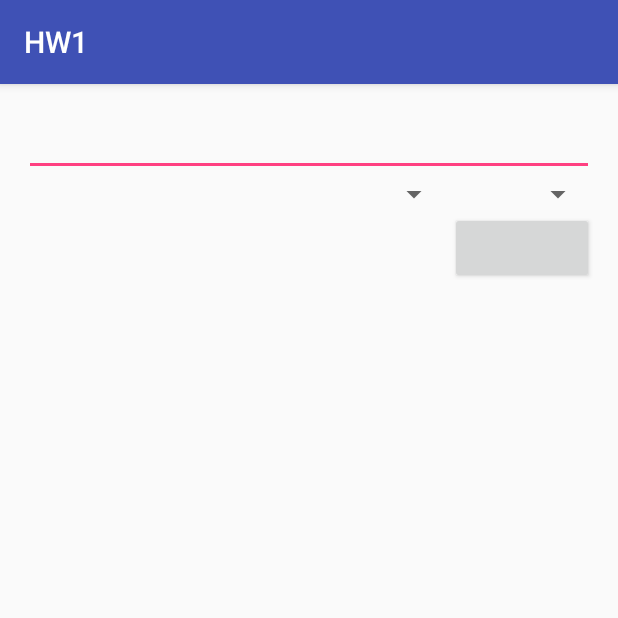
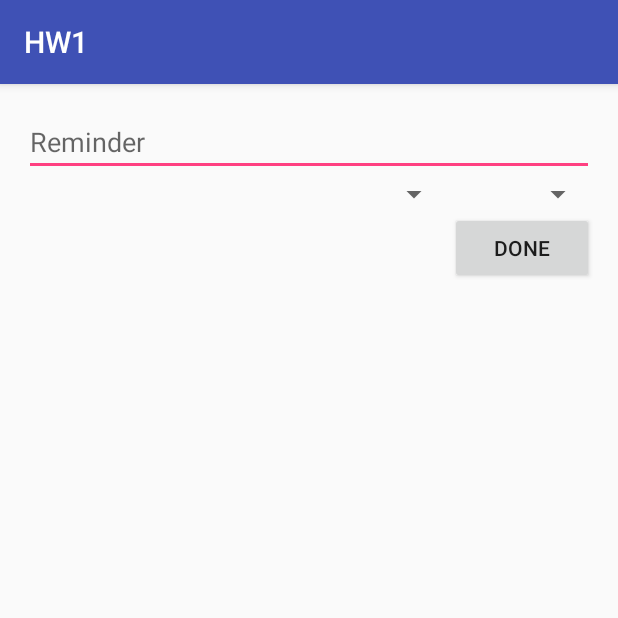
Before and after one commit to MeronKot/HW1_git, an Android app: the screen it shows after launch (MainActivity), on a phone screen of 412 x 824 dp, the top half of it. Run offline under Robolectric (Android 15) with nearby library versions, the phone set to English and light mode, and no system bars.

Commit message:
Add done func onClick

```diff
--- a/app/src/main/AndroidManifest.xml
+++ b/app/src/main/AndroidManifest.xml
@@ -15,6 +15,7 @@
                 <category android:name="android.intent.category.LAUNCHER" />
             </intent-filter>
         </activity>
+        <activity android:name=".DisplayMessageActivity"></activity>
     </application>
 
 </manifest>
--- a/app/src/main/res/layout/activity_main.xml
+++ b/app/src/main/res/layout/activity_main.xml
@@ -33,7 +33,9 @@
         android:layout_height="wrap_content"
         android:layout_below="@id/times"
         android:layout_alignParentRight="true"
-        android:text="@string/done"/>
+        android:text="@string/done"
+        android:onClick="done"/>
+
 
 
 
--- a/app/src/main/res/values/strings.xml
+++ b/app/src/main/res/values/strings.xml
@@ -1,5 +1,5 @@
 <resources>
     <string name="app_name">HW1</string>
-    <string name="reminder"></string>
-    <string name="done"></string>
+    <string name="reminder">Reminder</string>
+    <string name="done">Done</string>
 </resources>
```
Also changed, not shown: app/src/main/java/com/example/dell/hw1/DisplayMessageActivity.java (added, +26 -0 lines), app/src/main/java/com/example/dell/hw1/MainActivity.java (+12 -1 lines), app/src/main/res/layout/activity_display_message.xml (added, +13 -0 lines).
